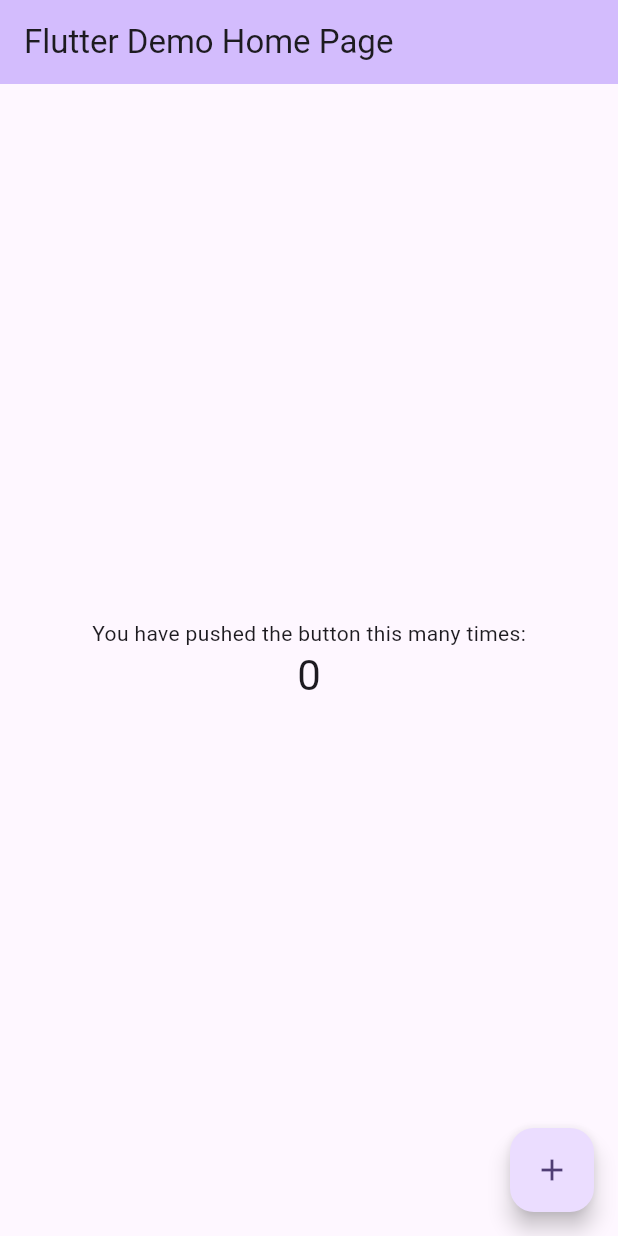
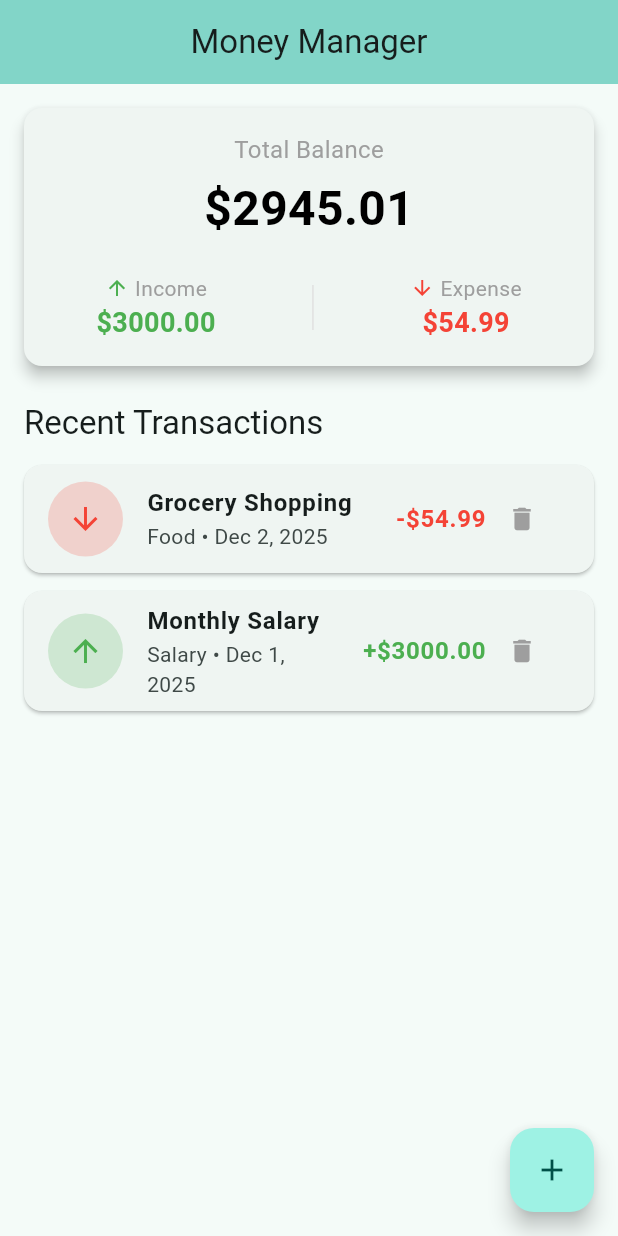
Before and after one commit to could-ai/019ae56d-9546-7663-a5fe-cffc15583308, a Flutter app: the screen it shows after launch, on a phone screen of 412 x 824 dp. Run offline on Flutter 3.47's test engine with Material 3 defaults, Android fonts, the phone set to English and light mode, and no system bars.

Commit message:
Created Transaction model to represent income and expense data.; Created AddTransactionScreen with form fields for title, amount, category, date, and transaction type (income/expense).; Created HomeScreen with financial summary dashboard (Balance, Income, Expense) and a list of recent transactions. Includes logic for adding and deleting transactions locally.; Updated main.dart to set up the Money Manager app theme and route to the new HomeScreen.

```diff
--- a/usr/lib/main.dart
+++ b/usr/lib/main.dart
@@ -1,4 +1,5 @@
 import 'package:flutter/material.dart';
+import 'screens/home_screen.dart';
 
 void main() {
   runApp(const MyApp());
@@ -7,117 +8,22 @@ void main() {
 class MyApp extends StatelessWidget {
   const MyApp({super.key});
 
-  // This widget is the root of your application.
   @override
   Widget build(BuildContext context) {
     return MaterialApp(
-      title: 'Flutter Demo',
+      title: 'Money Manager',
       debugShowCheckedModeBanner: false,
       theme: ThemeData(
-        // This is the theme of your application.
-        //
-        // TRY THIS: Try running your application with "flutter run". You'll see
-        // the application has a purple toolbar. Then, without quitting the app,
-        // try changing the seedColor in the colorScheme below to Colors.green
-        // and then invoke "hot reload" (save your changes or press the "hot
-        // reload" button in a Flutter-supported IDE, or press "r" if you used
-        // the command line to start the app).
-        //
-        // Notice that the counter didn't reset back to zero; the application
-        // state is not lost during the reload. To reset the state, use hot
-        // restart instead.
-        //
-        // This works for code too, not just values: Most code changes can be
-        // tested with just a hot reload.
-        colorScheme: ColorScheme.fromSeed(seedColor: Colors.deepPurple),
+        colorScheme: ColorScheme.fromSeed(seedColor: Colors.teal),
+        useMaterial3: true,
+        appBarTheme: const AppBarTheme(
+          centerTitle: true,
+        ),
       ),
       initialRoute: '/',
       routes: {
-        '/': (context) => const MyHomePage(title: 'Flutter Demo Home Page'),
+        '/': (context) => const HomeScreen(),
       },
     );
   }
 }
-
-class MyHomePage extends StatefulWidget {
-  const MyHomePage({super.key, required this.title});
-
-  // This widget is the home page of your application. It is stateful, meaning
-  // that it has a State object (defined below) that contains fields that affect
-  // how it looks.
-
-  // This class is the configuration for the state. It holds the values (in this
-  // case the title) provided by the parent (in this case the App widget) and
-  // used by the build method of the State. Fields in a Widget subclass are
-  // always marked "final".
-
-  final String title;
-
-  @override
-  State<MyHomePage> createState() => _MyHomePageState();
-}
-
-class _MyHomePageState extends State<MyHomePage> {
-  int _counter = 0;
-
-  void _incrementCounter() {
-    setState(() {
-      // This call to setState tells the Flutter framework that something has
-      // changed in this State, which causes it to rerun the build method below
-      // so that the display can reflect the updated values. If we changed
-      // _counter without calling setState(), then the build method would not be
-      // called again, and so nothing would appear to happen.
-      _counter++;
-    });
-  }
-
-  @override
-  Widget build(BuildContext context) {
-    // This method is rerun every time setState is called, for instance as done
-    // by the _incrementCounter method above.
-    //
-    // The Flutter framework has been optimized to make rerunning build methods
-    // fast, so that you can just rebuild anything that needs updating rather
-    // than having to individually change instances of widgets.
-    return Scaffold(
-      appBar: AppBar(
-        // TRY THIS: Try changing the color here to a specific color (to
-        // Colors.amber, perhaps?) and trigger a hot reload to see the AppBar
-        // change color while the other colors stay the same.
-        backgroundColor: Theme.of(context).colorScheme.inversePrimary,
-        // Here we take the value from the MyHomePage object that was created by
-        // the App.build method, and use it to set our appbar title.
-        title: Text(widget.title),
-      ),
-      body: Center(
-        // Center is a layout widget. It takes a single child and positions it
-        // in the middle of the parent.
-        child: Column(
-          // Column is also a layout widget. It takes a list of children and
-          // arranges them vertically. By default, it sizes itself to fit its
-          // children horizontally, and tries to be as tall as its parent.
-          //
-          // Column has various properties to control how it sizes itself and
-          // how it positions its children. Here we use mainAxisAlignment to
-          // center the children vertically; the main axis here is the vertical
-          // axis because Columns are vertical (the cross axis would be
-          // horizontal).
-          //
-          // TRY THIS: Invoke "debug painting" (choose the "Toggle Debug Paint"
-          // action in the IDE, or press "p" in the console), to see the
-          // wireframe for each widget.
-          mainAxisAlignment: MainAxisAlignment.center,
-          children: <Widget>[
-            const Text('You have pushed the button this many times:'),
-            Text('$_counter', style: Theme.of(context).textTheme.headlineMedium),
-          ],
-        ),
-      ),
-      floatingActionButton: FloatingActionButton(
-        onPressed: _incrementCounter,
-        tooltip: 'Increment',
-        child: const Icon(Icons.add),
-      ), // This trailing comma makes auto-formatting nicer for build methods.
-    );
-  }
-}
--- /dev/null
+++ b/usr/lib/models/transaction_model.dart
@@ -0,0 +1,19 @@
+enum TransactionType { income, expense }
+
+class Transaction {
+  final String id;
+  final String title;
+  final double amount;
+  final DateTime date;
+  final TransactionType type;
+  final String category;
+
+  Transaction({
+    required this.id,
+    required this.title,
+    required this.amount,
+    required this.date,
+    required this.type,
+    required this.category,
+  });
+}
--- /dev/null
+++ b/usr/lib/screens/home_screen.dart
@@ -0,0 +1,245 @@
+import 'package:flutter/material.dart';
+import 'package:intl/intl.dart';
+import '../models/transaction_model.dart';
+import 'add_transaction_screen.dart';
+
+class HomeScreen extends StatefulWidget {
+  const HomeScreen({super.key});
+
+  @override
+  State<HomeScreen> createState() => _HomeScreenState();
+}
+
+class _HomeScreenState extends State<HomeScreen> {
+  // Mock Data
+  final List<Transaction> _userTransactions = [
+    Transaction(
+      id: 't1',
+      title: 'Grocery Shopping',
+      amount: 54.99,
+      date: DateTime.now().subtract(const Duration(days: 1)),
+      type: TransactionType.expense,
+      category: 'Food',
+    ),
+    Transaction(
+      id: 't2',
+      title: 'Monthly Salary',
+      amount: 3000.00,
+      date: DateTime.now().subtract(const Duration(days: 2)),
+      type: TransactionType.income,
+      category: 'Salary',
+    ),
+  ];
+
+  List<Transaction> get _recentTransactions {
+    return _userTransactions.where((tx) {
+      return tx.date.isAfter(
+        DateTime.now().subtract(
+          const Duration(days: 7),
+        ),
+      );
+    }).toList();
+  }
+
+  double get _totalBalance {
+    double income = _userTransactions
+        .where((tx) => tx.type == TransactionType.income)
+        .fold(0.0, (sum, item) => sum + item.amount);
+    double expense = _userTransactions
+        .where((tx) => tx.type == TransactionType.expense)
+        .fold(0.0, (sum, item) => sum + item.amount);
+    return income - expense;
+  }
+
+  double get _totalIncome {
+    return _userTransactions
+        .where((tx) => tx.type == TransactionType.income)
+        .fold(0.0, (sum, item) => sum + item.amount);
+  }
+
+  double get _totalExpense {
+    return _userTransactions
+        .where((tx) => tx.type == TransactionType.expense)
+        .fold(0.0, (sum, item) => sum + item.amount);
+  }
+
+  void _addNewTransaction(Transaction tx) {
+    setState(() {
+      _userTransactions.insert(0, tx);
+    });
+  }
+
+  void _deleteTransaction(String id) {
+    setState(() {
+      _userTransactions.removeWhere((tx) => tx.id == id);
+    });
+  }
+
+  void _startAddNewTransaction(BuildContext ctx) {
+    Navigator.of(ctx).push(
+      MaterialPageRoute(
+        builder: (_) {
+          return AddTransactionScreen(onAddTransaction: _addNewTransaction);
+        },
+      ),
+    );
+  }
+
+  @override
+  Widget build(BuildContext context) {
+    return Scaffold(
+      appBar: AppBar(
+        title: const Text('Money Manager'),
+        backgroundColor: Theme.of(context).colorScheme.inversePrimary,
+      ),
+      body: Column(
+        children: [
+          // Summary Card
+          Card(
+            margin: const EdgeInsets.all(16),
+            elevation: 4,
+            child: Padding(
+              padding: const EdgeInsets.all(16.0),
+              child: Column(
+                children: [
+                  const Text(
+                    'Total Balance',
+                    style: TextStyle(fontSize: 16, color: Colors.grey),
+                  ),
+                  const SizedBox(height: 5),
+                  Text(
+                    '\$${_totalBalance.toStringAsFixed(2)}',
+                    style: TextStyle(
+                      fontSize: 32,
+                      fontWeight: FontWeight.bold,
+                      color: _totalBalance >= 0 ? Colors.black : Colors.red,
+                    ),
+                  ),
+                  const SizedBox(height: 20),
+                  Row(
+                    mainAxisAlignment: MainAxisAlignment.spaceAround,
+                    children: [
+                      Column(
+                        children: [
+                          const Row(
+                            children: [
+                              Icon(Icons.arrow_upward, color: Colors.green, size: 16),
+                              SizedBox(width: 4),
+                              Text('Income', style: TextStyle(color: Colors.grey)),
+                            ],
+                          ),
+                          Text(
+                            '\$${_totalIncome.toStringAsFixed(2)}',
+                            style: const TextStyle(
+                                fontSize: 18, fontWeight: FontWeight.bold, color: Colors.green),
+                          ),
+                        ],
+                      ),
+                      Container(height: 30, width: 1, color: Colors.grey[300]),
+                      Column(
+                        children: [
+                          const Row(
+                            children: [
+                              Icon(Icons.arrow_downward, color: Colors.red, size: 16),
+                              SizedBox(width: 4),
+                              Text('Expense', style: TextStyle(color: Colors.grey)),
+                            ],
+                          ),
+                          Text(
+                            '\$${_totalExpense.toStringAsFixed(2)}',
+                            style: const TextStyle(
+                                fontSize: 18, fontWeight: FontWeight.bold, color: Colors.red),
+                          ),
+                        ],
+                      ),
+                    ],
+                  )
+                ],
+              ),
+            ),
+          ),
+
+          // Recent Transactions Header
+          Padding(
+            padding: const EdgeInsets.symmetric(horizontal: 16.0, vertical: 8.0),
+            child: Row(
+              mainAxisAlignment: MainAxisAlignment.spaceBetween,
+              children: [
+                Text(
+                  'Recent Transactions',
+                  style: Theme.of(context).textTheme.titleLarge,
+                ),
+              ],
+            ),
+          ),
+
+          // Transaction List
+          Expanded(
+            child: _userTransactions.isEmpty
+                ? const Center(
+                    child: Text(
+                      'No transactions added yet!',
+                      style: TextStyle(color: Colors.grey),
+                    ),
+                  )
+                : ListView.builder(
+                    itemCount: _userTransactions.length,
+                    itemBuilder: (ctx, index) {
+                      final tx = _userTransactions[index];
+                      return Card(
+                        margin: const EdgeInsets.symmetric(vertical: 6, horizontal: 16),
+                        child: ListTile(
+                          leading: CircleAvatar(
+                            radius: 25,
+                            backgroundColor: tx.type == TransactionType.income
+                                ? Colors.green.withOpacity(0.2)
+                                : Colors.red.withOpacity(0.2),
+                            child: Icon(
+                              tx.type == TransactionType.income
+                                  ? Icons.arrow_upward
+                                  : Icons.arrow_downward,
+                              color: tx.type == TransactionType.income
+                                  ? Colors.green
+                                  : Colors.red,
+                            ),
+                          ),
+                          title: Text(
+                            tx.title,
+                            style: const TextStyle(fontWeight: FontWeight.bold),
+                          ),
+                          subtitle: Text(
+                            '${tx.category} • ${DateFormat.yMMMd().format(tx.date)}',
+                          ),
+                          trailing: Row(
+                            mainAxisSize: MainAxisSize.min,
+                            children: [
+                              Text(
+                                '${tx.type == TransactionType.income ? '+' : '-'}\$${tx.amount.toStringAsFixed(2)}',
+                                style: TextStyle(
+                                  fontWeight: FontWeight.bold,
+                                  color: tx.type == TransactionType.income
+                                      ? Colors.green
+                                      : Colors.red,
+                                  fontSize: 16,
+                                ),
+                              ),
+                              IconButton(
+                                icon: const Icon(Icons.delete, color: Colors.grey, size: 20),
+                                onPressed: () => _deleteTransaction(tx.id),
+                              ),
+                            ],
+                          ),
+                        ),
+                      );
+                    },
+                  ),
+          ),
+        ],
+      ),
+      floatingActionButton: FloatingActionButton(
+        onPressed: () => _startAddNewTransaction(context),
+        child: const Icon(Icons.add),
+      ),
+    );
+  }
+}
```
Also changed, not shown: usr/lib/screens/add_transaction_screen.dart (added, +173 -0 lines).
